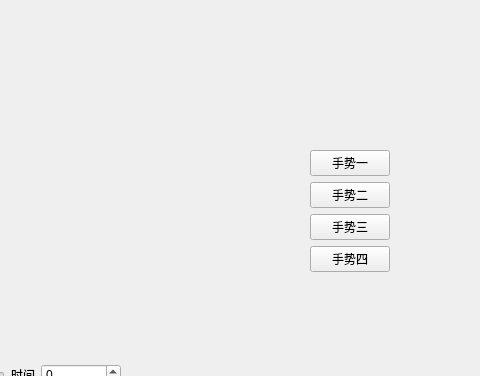
First picture: the form in mainwindow.ui, repository ttttwwww/mechanical-hand, before the edit; both pictures show x 320 to 800 and y 0 to 376 of the 800 by 600 pixel window.
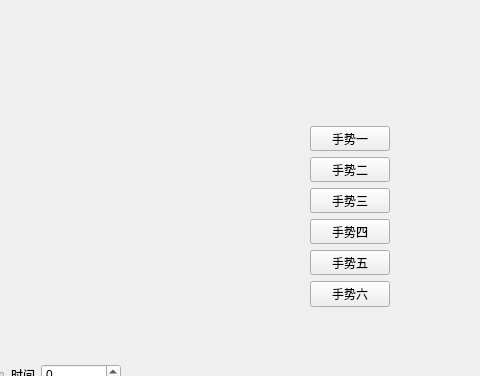
Second picture: the form after the edit. Custom widgets are drawn as their Qt base class.

```diff
--- a/mainwindow.ui
+++ b/mainwindow.ui
@@ -156,9 +156,9 @@
     <property name="geometry">
      <rect>
       <x>630</x>
-      <y>150</y>
+      <y>126</y>
       <width>99</width>
-      <height>157</height>
+      <height>181</height>
      </rect>
     </property>
     <layout class="QFormLayout" name="formLayout">
@@ -190,6 +190,20 @@
        </property>
       </widget>
      </item>
+     <item row="4" column="0">
+      <widget class="QPushButton" name="gesture_4_pushButton">
+       <property name="text">
+        <string>手势五</string>
+       </property>
+      </widget>
+     </item>
+     <item row="5" column="0">
+      <widget class="QPushButton" name="gesture_5_pushButton">
+       <property name="text">
+        <string>手势六</string>
+       </property>
+      </widget>
+     </item>
     </layout>
    </widget>
    <widget class="QWidget" name="widget" native="true">
@@ -274,6 +288,14 @@
   </widget>
   <widget class="QStatusBar" name="statusbar"/>
  </widget>
+ <customwidgets>
+  <customwidget>
+   <class>Ui_SliderAndSpin</class>
+   <extends>QWidget</extends>
+   <header>sliderandspin</header>
+   <container>1</container>
+  </customwidget>
+ </customwidgets>
  <resources/>
  <connections/>
 </ui>
```
Left out of the diff: 28 changed lines with no effect on the pictures.
